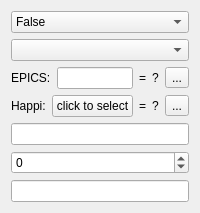
Qt form atef/ui/config_value_edit.ui (pcdshub/atef) before a commit.
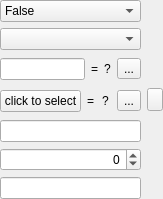
The same form after that commit.

Commit message: ENH: nitpick misc layout/usability details

```diff
--- a/atef/ui/config_value_edit.ui
+++ b/atef/ui/config_value_edit.ui
@@ -6,14 +6,28 @@
    <rect>
     <x>0</x>
     <y>0</y>
-    <width>186</width>
-    <height>192</height>
+    <width>163</width>
+    <height>199</height>
    </rect>
   </property>
   <property name="windowTitle">
    <string>Form</string>
   </property>
-  <layout class="QVBoxLayout" name="verticalLayout_7">
+  <layout class="QHBoxLayout" name="horizontalLayout_3">
+   <property name="leftMargin">
+    <number>0</number>
+   </property>
+   <property name="topMargin">
+    <number>0</number>
+   </property>
+   <property name="rightMargin">
+    <number>0</number>
+   </property>
+   <property name="bottomMargin">
+    <number>0</number>
+   </property>
+   <item>
+    <layout class="QVBoxLayout" name="verticalLayout">
    <item>
     <widget class="QComboBox" name="bool_input">
      <item>
@@ -49,13 +63,6 @@
       <property name="bottomMargin">
        <number>0</number>
       </property>
-      <item>
-       <widget class="QLabel" name="epics_indicator">
-        <property name="text">
-         <string>EPICS:</string>
-        </property>
-       </widget>
-      </item>
       <item>
        <widget class="QLineEdit" name="epics_input"/>
       </item>
@@ -98,13 +105,6 @@
       <property name="bottomMargin">
        <number>0</number>
       </property>
-      <item>
-       <widget class="QLabel" name="happi_indicator">
-        <property name="text">
-         <string>Happi:</string>
-        </property>
-       </widget>
-      </item>
       <item>
        <widget class="QPushButton" name="happi_select_component">
         <property name="text">
@@ -141,6 +141,9 @@
    </item>
    <item>
     <widget class="QSpinBox" name="int_input">
+       <property name="alignment">
+        <set>Qt::AlignRight|Qt::AlignTrailing|Qt::AlignVCenter</set>
+       </property>
      <property name="minimum">
       <number>-2147483647</number>
      </property>
@@ -151,6 +154,21 @@
    </item>
    <item>
     <widget class="QLineEdit" name="str_input"/>
+     </item>
+    </layout>
+   </item>
+   <item>
+    <widget class="QToolButton" name="select_mode_button">
+     <property name="text">
+      <string/>
+     </property>
+     <property name="iconSize">
+      <size>
+       <width>8</width>
+       <height>16</height>
+      </size>
+     </property>
+    </widget>
    </item>
   </layout>
  </widget>
```
Lines whose indentation alone changed are shown as unchanged. The commit also changes 1 other file.
